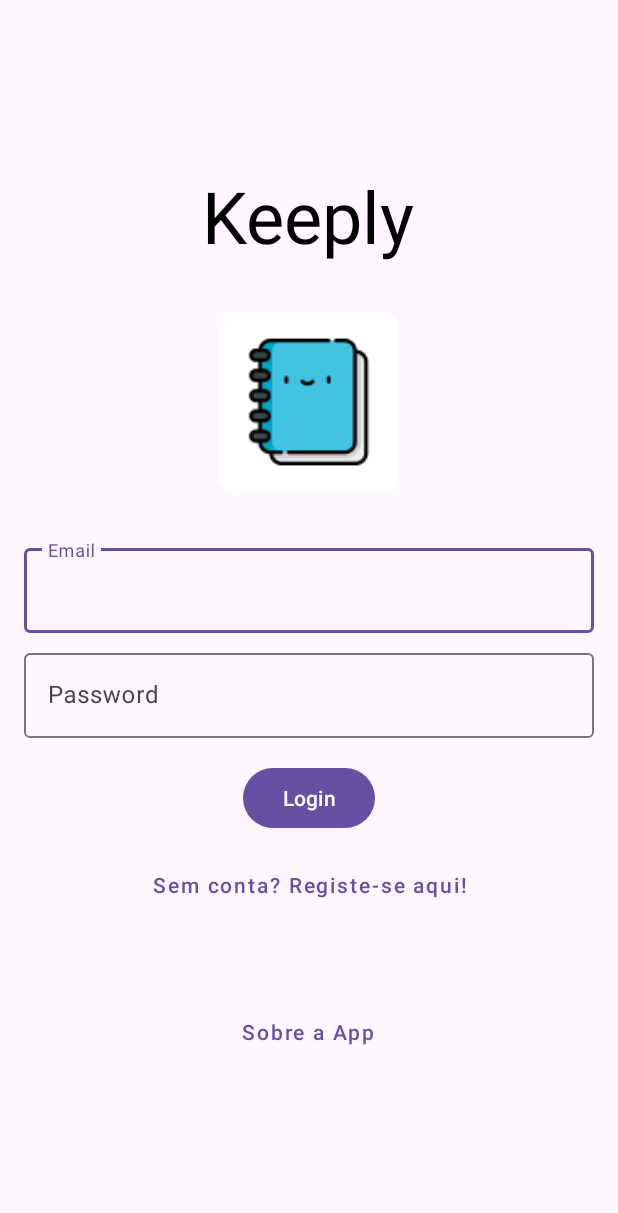
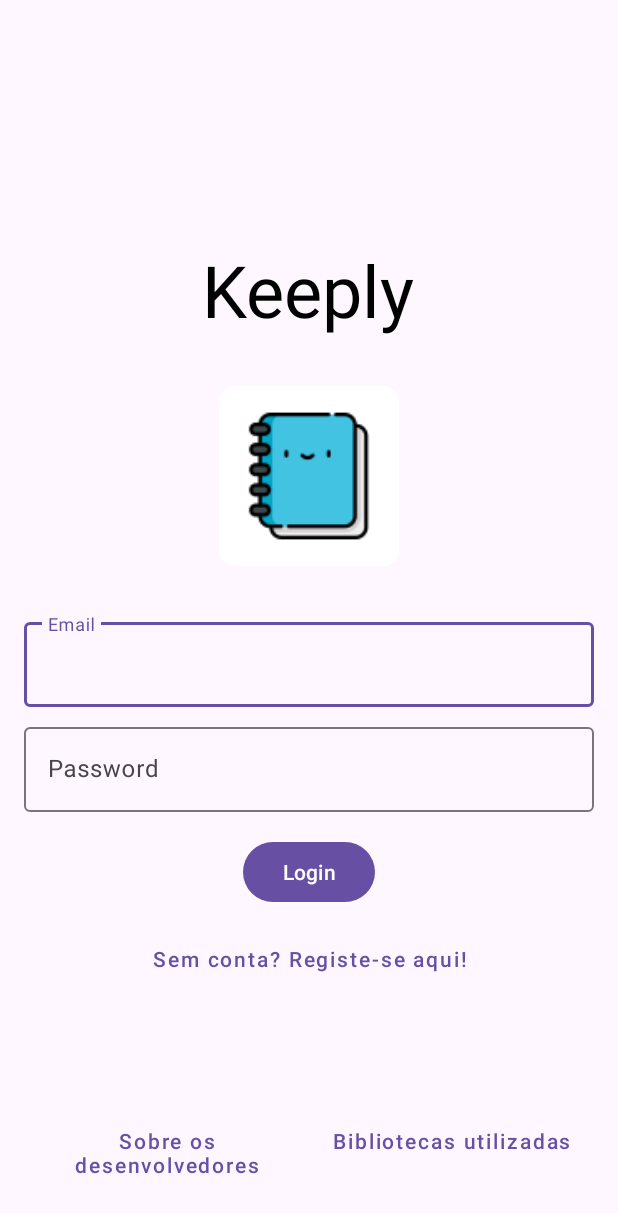
Before and after one commit to Campi98/DAM_Keeply, an Android app: the screen it shows after launch (LoginActivity), on a phone screen of 412 x 824 dp. Shown: the top 1213 px of the screen. Run offline under Robolectric (Android 15) with nearby library versions, the phone set to English and light mode, and no system bars; 2 statements that could not run were skipped.

Commit message:
Pequenos tweaks ao timestamp e pop-up das bibliotecas utilizadas

```diff
--- a/app/src/main/java/pt/ipt/dam/a25269a24639/keeply/activity/LoginActivity.kt
+++ b/app/src/main/java/pt/ipt/dam/a25269a24639/keeply/activity/LoginActivity.kt
@@ -114,6 +114,33 @@ class LoginActivity : AppCompatActivity() {
         aboutButton.setOnClickListener {
             showAboutDialog()
         }
+        findViewById<Button>(R.id.librariesButton).setOnClickListener {
+            MaterialAlertDialogBuilder(this)
+                .setTitle("Bibliotecas Utilizadas")
+                .setMessage("""
+                Core Libraries:
+                • AndroidX Core
+                • AndroidX AppCompat
+                • AndroidX Activity
+                • AndroidX ConstraintLayout
+
+                UI Components:
+                • Material Design Components
+                • RecyclerView
+                • CardView
+
+                Database:
+                • Room Persistence Library (v2.6.1)
+
+                Camera:
+                • CameraX (v1.3.2)
+
+                Networking:
+                • Retrofit 2 (v2.9.0)
+            """.trimIndent())
+                .setPositiveButton("OK", null)
+                .show()
+        }
     }
 
     private fun showAboutDialog() {
@@ -144,6 +171,7 @@ class LoginActivity : AppCompatActivity() {
             }
             .show()
     }
+
 
     private fun resetFirstLaunch() {
         getSharedPreferences("AppPrefs", MODE_PRIVATE)
--- a/app/src/main/res/layout/activity_login.xml
+++ b/app/src/main/res/layout/activity_login.xml
@@ -1,9 +1,14 @@
 <?xml version="1.0" encoding="utf-8"?>
-<LinearLayout xmlns:android="http://schemas.android.com/apk/res/android"
+<RelativeLayout xmlns:android="http://schemas.android.com/apk/res/android"
     android:layout_width="match_parent"
     android:layout_height="match_parent"
+    android:padding="16dp">
+
+    <LinearLayout
+        android:layout_width="match_parent"
+        android:layout_height="wrap_content"
         android:orientation="vertical"
-    android:padding="16dp"
+        android:layout_centerInParent="true"
         android:gravity="center">
 
         <TextView
@@ -56,32 +61,37 @@
             android:layout_width="wrap_content"
             android:layout_height="wrap_content"
             android:layout_marginTop="10dp"
-        android:layout_gravity="center"
             android:text="Sem conta? Registe-se aqui!"
             android:textAllCaps="false"
             style="@style/Widget.MaterialComponents.Button.TextButton"/>
+    </LinearLayout>
+
+    <!-- Botões no fundo do ecrã -->
+    <LinearLayout
+        android:layout_width="match_parent"
+        android:layout_height="wrap_content"
+        android:orientation="horizontal"
+        android:layout_alignParentBottom="true"
+        android:paddingBottom="16dp"
+        android:weightSum="2">
+
         <Button
             android:id="@+id/aboutButton"
-        android:layout_width="wrap_content"
+            android:layout_width="0dp"
             android:layout_height="wrap_content"
-        android:layout_marginTop="50dp"
-        android:text="Sobre a App"
+            android:layout_weight="1"
+            android:text="Sobre os desenvolvedores"
             android:textAllCaps="false"
             style="@style/Widget.MaterialComponents.Button.TextButton"/>
 
-    <!-- <Button
-        android:id="@+id/testButton"
-        android:layout_width="wrap_content"
+        <Button
+            android:id="@+id/librariesButton"
+            android:layout_width="0dp"
             android:layout_height="wrap_content"
-        android:layout_marginTop="16dp"
-        android:text="Test Main"
+            android:layout_weight="1"
+            android:text="Bibliotecas utilizadas"
+            android:textAllCaps="false"
             style="@style/Widget.MaterialComponents.Button.TextButton"/>
+    </LinearLayout>
 
-    <Button
-        android:id="@+id/cameraButton"
-        android:layout_width="wrap_content"
-        android:layout_height="wrap_content"
-        android:layout_marginTop="16dp"
-        android:text="Camera"
-        style="@style/Widget.MaterialComponents.Button.TextButton"/> -->
-</LinearLayout>
+</RelativeLayout>
```
Also changed, not shown: app/src/main/java/pt/ipt/dam/a25269a24639/keeply/activity/NoteDetailActivity.kt (+6 -6 lines), app/src/main/java/pt/ipt/dam/a25269a24639/keeply/data/NoteAdapter.kt (+8 -9 lines). Lines whose indentation alone changed are shown as unchanged.
